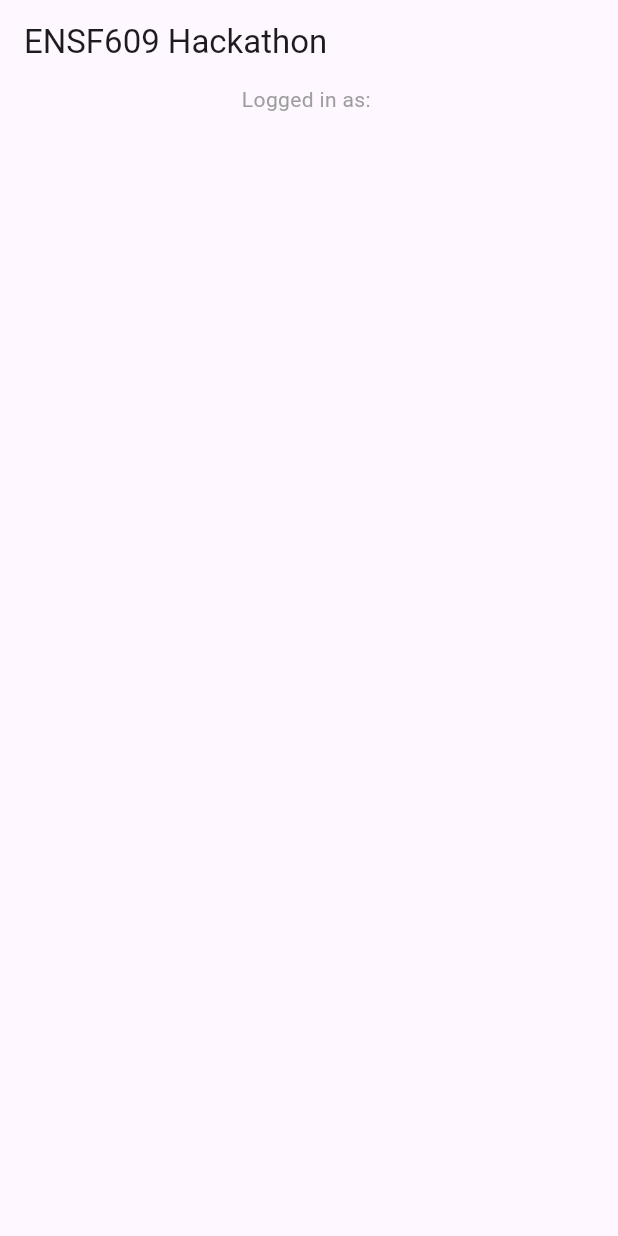
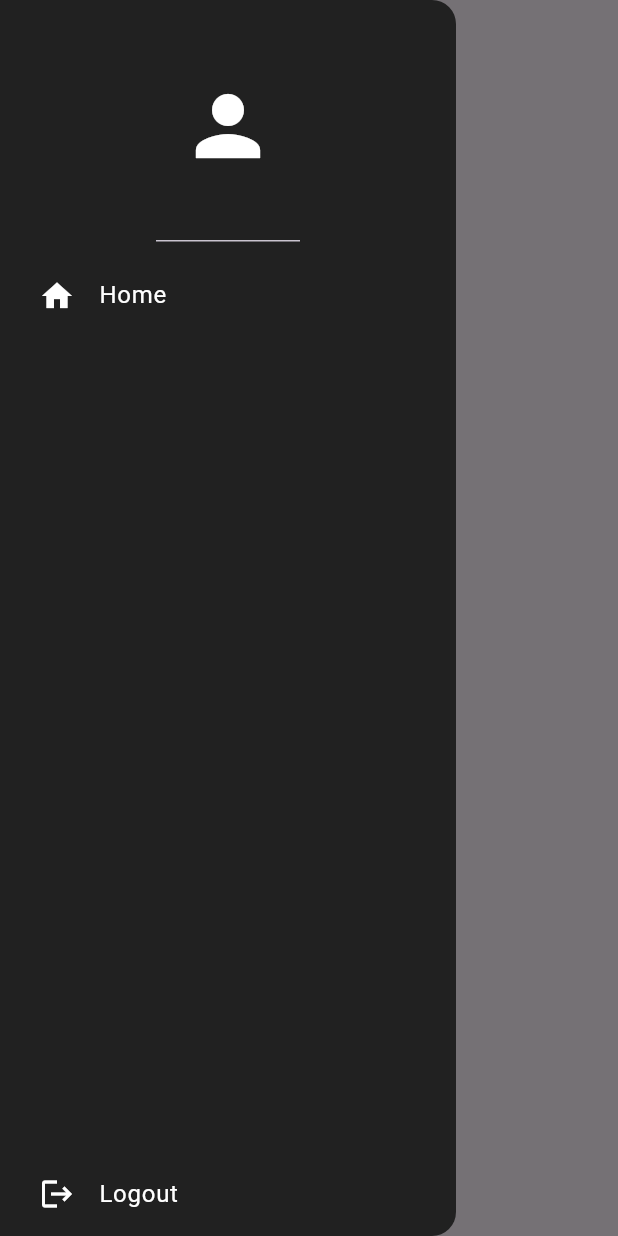
Before and after one commit to breid2/hackathon_project, a Flutter app: the screen it shows once a user with an empty profile is signed in, with the side drawer open (before the commit the screen has no drawer), on a phone screen of 412 x 824 dp. Run offline on Flutter 3.47's test engine with Material 3 defaults, Android fonts, the phone set to English and light mode, and no system bars; our stand-ins replace cloud_firestore, firebase_auth, firebase_core; accounts and stored records are empty.

Commit message:
Added logout function
Can now log out

```diff
--- /dev/null
+++ b/lib/components/drawer.dart
@@ -0,0 +1,39 @@
+import 'package:flutter/material.dart';
+import 'package:hackathon_project/components/my_list_tile.dart';
+
+class MyDrawer extends StatelessWidget {
+  final void Function()? onSignOut;
+  const MyDrawer({super.key, required this.onSignOut});
+
+  @override
+  Widget build(BuildContext context) {
+    return Drawer(
+      backgroundColor: Colors.grey[900],
+      child:
+          Column(mainAxisAlignment: MainAxisAlignment.spaceBetween, children: [
+        Column(
+          children: [
+            //header
+            const DrawerHeader(
+              child: Icon(
+                Icons.person,
+                color: Colors.white,
+                size: 64,
+              ),
+            ),
+
+            //home list tile
+            MyListTile(
+              icon: Icons.home,
+              text: 'Home',
+              onTap: () => Navigator.pop(context),
+            ),
+          ],
+        ),
+
+        //logout list tile
+        MyListTile(icon: Icons.logout, text: 'Logout', onTap: onSignOut),
+      ]),
+    );
+  }
+}
--- /dev/null
+++ b/lib/components/my_list_tile.dart
@@ -0,0 +1,27 @@
+import 'package:flutter/material.dart';
+
+class MyListTile extends StatelessWidget {
+  final IconData icon;
+  final String text;
+  final void Function()? onTap;
+  const MyListTile(
+      {super.key, required this.icon, required this.text, required this.onTap});
+
+  @override
+  Widget build(BuildContext context) {
+    return Padding(
+      padding: const EdgeInsets.only(left: 10.0),
+      child: ListTile(
+        leading: Icon(
+          icon,
+          color: Colors.white,
+        ),
+        onTap: onTap,
+        title: Text(
+          text,
+          style: TextStyle(color: Colors.white),
+        ),
+      ),
+    );
+  }
+}
```
Also changed, not shown: lib/pages/home_page.dart (+4 -18 lines), lib/pages/login_page.dart (+0 -26 lines).
